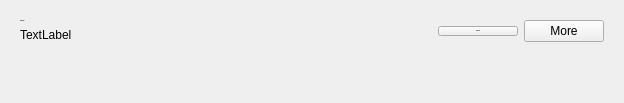
Qt form UI/DeviceWidget/DeviceItem/DeviceItem.ui (XQQYT/XqqytDesktop) before a commit.
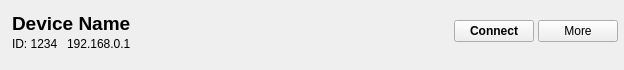
The same form after that commit.

Commit message: add_show_device_infos_in_DeviceWidget

Diff of the .ui file:
```diff
--- a/UI/DeviceWidget/DeviceItem/DeviceItem.ui
+++ b/UI/DeviceWidget/DeviceItem/DeviceItem.ui
@@ -7,7 +7,7 @@
     <x>0</x>
     <y>0</y>
     <width>624</width>
-    <height>103</height>
+    <height>70</height>
    </rect>
   </property>
   <property name="minimumSize">
@@ -23,31 +23,92 @@
    <string>Form</string>
   </property>
   <layout class="QFormLayout" name="formLayout">
+   <property name="spacing">
+    <number>4</number>
+   </property>
+   <property name="leftMargin">
+    <number>6</number>
+   </property>
+   <property name="topMargin">
+    <number>6</number>
+   </property>
+   <property name="rightMargin">
+    <number>6</number>
+   </property>
+   <property name="bottomMargin">
+    <number>6</number>
+   </property>
    <item row="0" column="0">
     <widget class="QWidget" name="widget" native="true">
-     <property name="mouseTracking">
-      <bool>true</bool>
+     <property name="sizePolicy">
+      <sizepolicy hsizetype="Preferred" vsizetype="Minimum">
+       <horstretch>0</horstretch>
+       <verstretch>0</verstretch>
+      </sizepolicy>
      </property>
      <layout class="QVBoxLayout" name="verticalLayout">
+      <property name="spacing">
+       <number>2</number>
+      </property>
+      <property name="leftMargin">
+       <number>6</number>
+      </property>
+      <property name="topMargin">
+       <number>6</number>
+      </property>
+      <property name="rightMargin">
+       <number>6</number>
+      </property>
+      <property name="bottomMargin">
+       <number>6</number>
+      </property>
       <item>
        <widget class="QLabel" name="label_id">
         <property name="font">
          <font>
-          <pointsize>-1</pointsize>
+          <pointsize>14</pointsize>
           <weight>75</weight>
           <bold>true</bold>
          </font>
         </property>
         <property name="text">
-         <string>TextLabel</string>
+         <string>Device Name</string>
         </property>
        </widget>
       </item>
       <item>
-       <widget class="QLabel" name="label_ip">
-        <property name="text">
-         <string>TextLabel</string>
-        </property>
+       <widget class="QWidget" name="widget_3" native="true">
+        <layout class="QHBoxLayout" name="horizontalLayout_2">
+         <property name="spacing">
+          <number>4</number>
+         </property>
+         <property name="leftMargin">
+          <number>0</number>
+         </property>
+         <property name="topMargin">
+          <number>0</number>
+         </property>
+         <property name="rightMargin">
+          <number>0</number>
+         </property>
+         <property name="bottomMargin">
+          <number>0</number>
+         </property>
+         <item>
+          <widget class="QLabel" name="label_code">
+           <property name="text">
+            <string>ID: 1234</string>
+           </property>
+          </widget>
+         </item>
+         <item>
+          <widget class="QLabel" name="label_ip">
+           <property name="text">
+            <string>192.168.0.1</string>
+           </property>
+          </widget>
+         </item>
+        </layout>
        </widget>
       </item>
      </layout>
@@ -59,6 +120,21 @@
       <bool>true</bool>
      </property>
      <layout class="QHBoxLayout" name="horizontalLayout">
+      <property name="spacing">
+       <number>4</number>
+      </property>
+      <property name="leftMargin">
+       <number>0</number>
+      </property>
+      <property name="topMargin">
+       <number>0</number>
+      </property>
+      <property name="rightMargin">
+       <number>0</number>
+      </property>
+      <property name="bottomMargin">
+       <number>0</number>
+      </property>
       <item>
        <spacer name="horizontalSpacer">
         <property name="orientation">
@@ -66,8 +142,8 @@
         </property>
         <property name="sizeHint" stdset="0">
          <size>
-          <width>40</width>
-          <height>20</height>
+          <width>20</width>
+          <height>10</height>
          </size>
         </property>
        </spacer>
@@ -76,7 +152,6 @@
        <widget class="QPushButton" name="btn_connect_to_device">
         <property name="font">
          <font>
-          <pointsize>-1</pointsize>
           <weight>75</weight>
           <bold>true</bold>
          </font>
```
Left out of the diff: 8 changed lines with no effect on the pictures. The commit also changes 5 other files.
